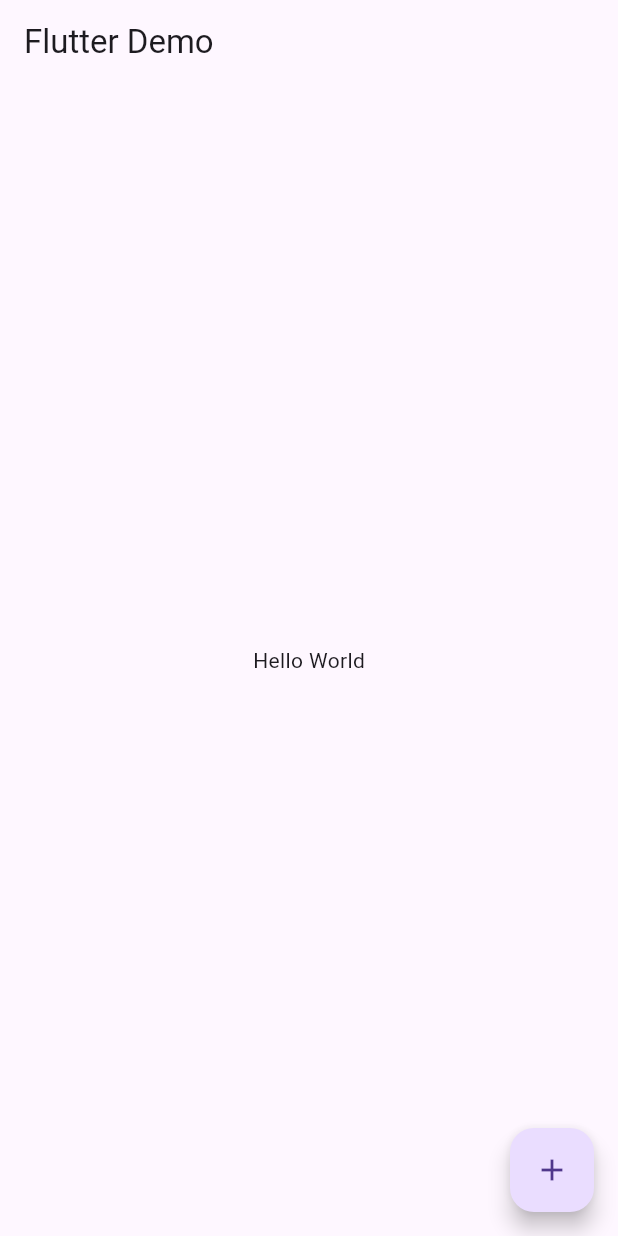
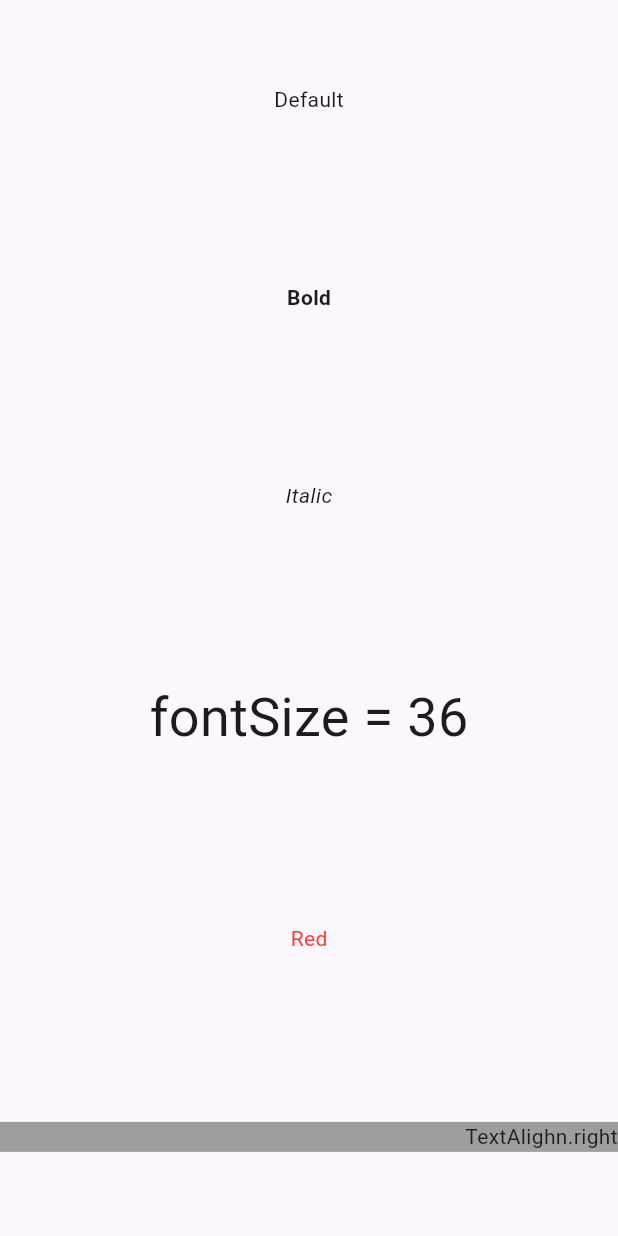
Before and after one commit to Tackiee/new_flutter_tutorial_study, a Flutter app: the screen it shows after launch, on a phone screen of 412 x 824 dp. Run offline on Flutter 3.47's test engine with Material 3 defaults, Android fonts, the phone set to English and light mode, and no system bars.

Commit message:
Studied about Text

```diff
--- a/lib/main.dart
+++ b/lib/main.dart
@@ -16,17 +16,23 @@ class MyApp extends StatelessWidget {
         primarySwatch: Colors.blue,
       ),
       home: Scaffold(
-          appBar: AppBar(
-            title: Text('Flutter Demo'),
+        body: Column(
+          mainAxisAlignment: MainAxisAlignment.spaceAround,
+          children: <Widget>[
+            Text('Default'),
+            Text('Bold', style: TextStyle(fontWeight: FontWeight.bold)),
+            Text('Italic', style: TextStyle(fontStyle: FontStyle.italic)),
+            Text('fontSize = 36', style: TextStyle(fontSize: 36)),
+            Text('Red', style: TextStyle(color: Colors.red)),
+            Container(
+              width: double.infinity,
+              color: Colors.grey,
+              child: Text('TextAlighn.right', textAlign: TextAlign.right),
             ),
-          body: Center(
-            child: Text('Hello World'),
+          ],
         ),
-          floatingActionButton: FloatingActionButton(
-            onPressed: () {},
-            child: Icon(Icons.add),
       ),
-        ));
+    );
   }
 }
 
```
Lines whose indentation alone changed are shown as unchanged.
